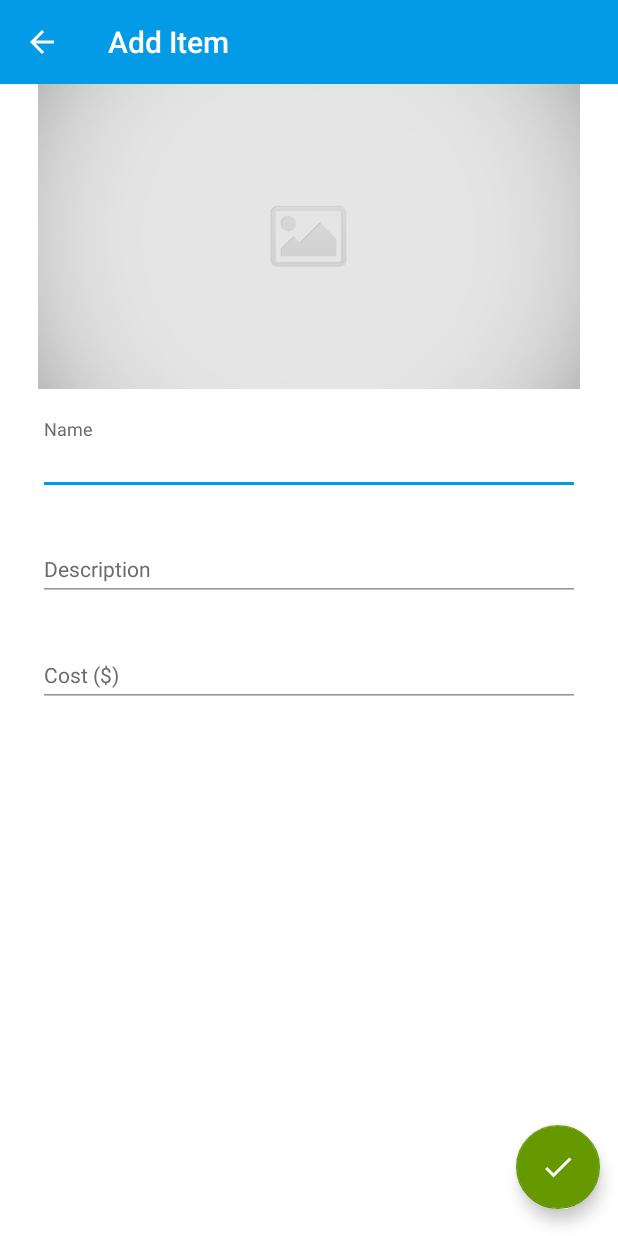
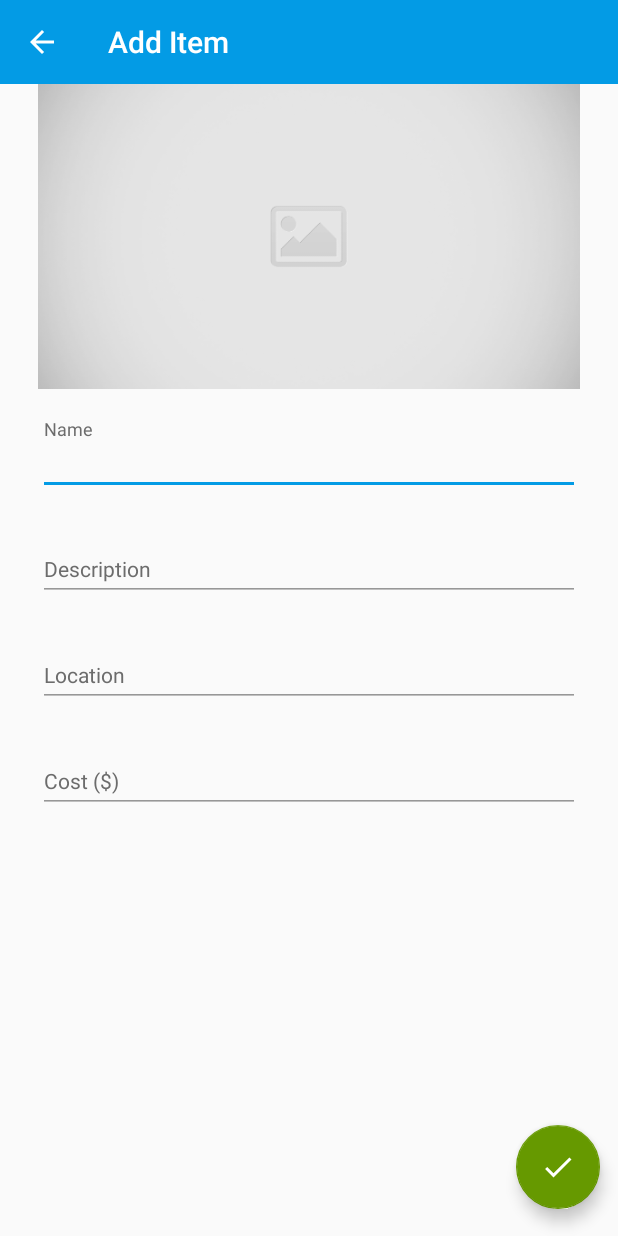
Before and after one commit to aarajput/TrackItems, an Android app: the screen it shows after launch (AddItemActivity), after a tap on an icon or button, on a phone screen of 412 x 824 dp. Run offline under Robolectric (Android 15) with nearby library versions, the phone set to English and light mode, and no system bars; our stand-ins replace ButterKnife, Picasso; libraries missing offline, so code that uses them is left out: com.activeandroid, com.activeandroid.annotation, com.activeandroid.query, com.yalantis.ucrop; pictures from the network do not load; 2 statements that could not run were skipped.

Commit message:
add and view item complete

```diff
--- a/app/build.gradle
+++ b/app/build.gradle
@@ -36,5 +36,6 @@ dependencies {
     annotationProcessor 'com.jakewharton:butterknife-compiler:8.8.1'
     implementation 'com.github.yalantis:ucrop:2.2.1'
     implementation project(':pickphotos')
-    implementation 'com.squareup.picasso:picasso:2.3.2'
+    implementation 'com.squareup.picasso:picasso:2.5.2'
+    implementation 'com.michaelpardo:activeandroid:3.1.0-SNAPSHOT'
 }
--- a/app/src/main/java/com/wisecrab/trackitems/activities/MainActivity.java
+++ b/app/src/main/java/com/wisecrab/trackitems/activities/MainActivity.java
@@ -3,14 +3,24 @@ package com.wisecrab.trackitems.activities;
 import android.content.Intent;
 import android.os.Bundle;
 import android.support.annotation.Nullable;
+import android.support.v7.widget.LinearLayoutManager;
+import android.support.v7.widget.RecyclerView;
 import android.view.View;
 
+import com.activeandroid.query.Select;
 import com.wisecrab.trackitems.R;
+import com.wisecrab.trackitems.adapters.ItemsRecyclerAdapter;
+import com.wisecrab.trackitems.customclasses.CommonConstants;
+import com.wisecrab.trackitems.dataclasses.ItemData;
 
+import butterknife.BindView;
 import butterknife.ButterKnife;
 import butterknife.OnClick;
 
 public class MainActivity extends CustomActivity {
+
+    @BindView(R.id.rv)  RecyclerView rv;
+    private ItemsRecyclerAdapter adb;
 
     @Override
     protected int getContentViewId() {
@@ -21,6 +31,9 @@ public class MainActivity extends CustomActivity {
     protected void init() {
         this.setSupportActionbarTitle(R.string.main_activity_title);
         ButterKnife.bind(this);
+        adb = new ItemsRecyclerAdapter();
+        rv.setLayoutManager(new LinearLayoutManager(this));
+        rv.setAdapter(adb);
     }
 
     @Override
@@ -28,12 +41,36 @@ public class MainActivity extends CustomActivity {
 
     }
 
+    @Override
+    protected void asyncPopulate() {
+        adb.getList().addAll(new Select().from(ItemData.class).execute());
+    }
+
+    @Override
+    protected void populate() {
+        adb.notifyDataSetChanged();
+    }
+
+    @Override
+    protected void onActivityResult(int requestCode, int resultCode, Intent data) {
+        super.onActivityResult(requestCode, resultCode, data);
+        if (requestCode==29 && resultCode==RESULT_OK) {
+            long id = data.getLongExtra(CommonConstants.ITEM_ID,-1);
+            if (id!=-1) {
+                ItemData item = ItemData.load(ItemData.class,id);
+                adb.getList().add(item);
+                adb.notifyItemInserted(adb.getList().size()-1);
+                rv.scrollToPosition(adb.getList().size()-1);
+            }
+        }
+    }
+
     @OnClick({R.id.fab_add})
     public void onClick(View view) {
         switch (view.getId()) {
             case R.id.fab_add: {
                 Intent i = new Intent(this,AddItemActivity.class);
-                this.startActivity(i);
+                this.startActivityForResult(i,29);
             }
                 break;
         }
--- /dev/null
+++ b/app/src/main/java/com/wisecrab/trackitems/adapters/ItemsRecyclerAdapter.java
@@ -0,0 +1,35 @@
+package com.wisecrab.trackitems.adapters;
+
+import android.support.annotation.NonNull;
+import android.support.v7.widget.RecyclerView;
+import android.view.ViewGroup;
+
+import com.wisecrab.trackitems.R;
+import com.wisecrab.trackitems.dataclasses.ItemData;
+import com.wisecrab.trackitems.viewholders.ItemViewHolder;
+
+import java.util.ArrayList;
+
+public class ItemsRecyclerAdapter extends RecyclerView.Adapter<ItemViewHolder> {
+    private ArrayList<ItemData> list = new ArrayList<>();
+
+    @NonNull
+    @Override
+    public ItemViewHolder onCreateViewHolder(@NonNull ViewGroup parent, int viewType) {
+        return new ItemViewHolder(parent, R.layout.vh_item);
+    }
+
+    @Override
+    public void onBindViewHolder(@NonNull ItemViewHolder holder, int position) {
+        holder.bind(list.get(position));
+    }
+
+    @Override
+    public int getItemCount() {
+        return list.size();
+    }
+
+    public ArrayList<ItemData> getList() {
+        return list;
+    }
+}
--- /dev/null
+++ b/app/src/main/java/com/wisecrab/trackitems/application/CustomApplication.java
@@ -0,0 +1,14 @@
+package com.wisecrab.trackitems.application;
+
+import android.app.Application;
+
+import com.activeandroid.ActiveAndroid;
+
+public class CustomApplication extends Application {
+
+    @Override
+    public void onCreate() {
+        super.onCreate();
+        ActiveAndroid.initialize(this);
+    }
+}
--- /dev/null
+++ b/app/src/main/java/com/wisecrab/trackitems/customclasses/CommonConstants.java
@@ -0,0 +1,5 @@
+package com.wisecrab.trackitems.customclasses;
+
+public class CommonConstants  {
+    public final static String ITEM_ID = "itemID";
+}
--- /dev/null
+++ b/app/src/main/java/com/wisecrab/trackitems/dataclasses/ItemData.java
@@ -0,0 +1,73 @@
+package com.wisecrab.trackitems.dataclasses;
+
+import com.activeandroid.Model;
+import com.activeandroid.annotation.Column;
+import com.activeandroid.annotation.Table;
+
+
+@Table(name = ItemData.TABLE_NAME)
+public class ItemData extends Model{
+    public final static String TABLE_NAME = "items";
+    public final static String COL_NAME = "items";
+    public final static String COL_DESCRIPTION = "description";
+    public final static String COL_IMAGE_PATH = "imagePath";
+    public final static String COL_LOCATION = "location";
+    public final static String COL_COST = "cost";
+
+    @Column(name = COL_NAME, notNull = true)
+    private String name;
+
+    @Column(name = COL_DESCRIPTION, notNull = true)
+    private String description;
+
+    @Column(name = COL_IMAGE_PATH, notNull = true)
+    private String imagePath;
+
+    @Column(name = COL_LOCATION, notNull = true)
+    private String location;
+
+    @Column(name = COL_COST, notNull = true)
+    private Float  cost;
+
+    public String getName() {
+        return name;
+    }
+
+    public ItemData setName(String name) {
+        this.name = name;
+        return this;
+    }
+
+    public String getDescription() {
+        return description;
+    }
+
+    public ItemData setDescription(String description) {
+        this.description = description;
+        return this;
+    }
+
+    public String getImagePath() {
+        return imagePath;
+    }
+
+    public void setImagePath(String imagePath) {
+        this.imagePath = imagePath;
+    }
+
+    public String getLocation() {
+        return location;
+    }
+
+    public void setLocation(String location) {
+        this.location = location;
+    }
+
+    public Float getCost() {
+        return cost;
+    }
+
+    public void setCost(float cost) {
+        this.cost = cost;
+    }
+}
--- a/app/src/main/java/com/wisecrab/trackitems/customclasses/CustomViewHolder.java
+++ b/app/src/main/java/com/wisecrab/trackitems/viewholders/CustomViewHolder.java
@@ -1,4 +1,4 @@
-package com.wisecrab.trackitems.customclasses;
+package com.wisecrab.trackitems.viewholders;
 
 
 import android.support.annotation.LayoutRes;
@@ -7,7 +7,7 @@ import android.view.LayoutInflater;
 import android.view.View;
 import android.view.ViewGroup;
 
-public abstract class CustomViewHolder extends RecyclerView.ViewHolder {
+public abstract class CustomViewHolder<T> extends RecyclerView.ViewHolder {
     public CustomViewHolder(View itemView) {
         super(itemView);
         init(itemView);
@@ -18,4 +18,5 @@ public abstract class CustomViewHolder extends RecyclerView.ViewHolder {
     }
 
     protected abstract void init(View view);
+    public abstract void bind(T data);
 }
--- a/app/src/main/res/layout/activity_add_item.xml
+++ b/app/src/main/res/layout/activity_add_item.xml
@@ -4,7 +4,6 @@
     xmlns:tools="http://schemas.android.com/tools"
     android:layout_width="match_parent"
     android:layout_height="match_parent"
-    android:background="@android:color/white"
     tools:context=".activities.AddItemActivity">
 
     <android.support.v7.widget.Toolbar
@@ -21,7 +20,7 @@
             android:paddingStart="25dp"
             android:paddingRight="25dp"
             android:paddingEnd="25dp"
-            android:paddingBottom="65dp"
+            android:paddingBottom="75dp"
             android:layout_width="match_parent"
             android:layout_height="wrap_content"
             android:orientation="vertical">
@@ -39,7 +38,7 @@
                 android:hint="@string/add_item_activity_item_name"
                 style="@style/TextInputLayout.AddItem">
                 <com.wisecrab.trackitems.views.CustomEditText
-                    android:id="@+id/etName"
+                    android:id="@+id/et_name"
                     android:inputType="textCapWords"
                     style="@style/EditText.AddItem"
                     app:text_input_style_id="@id/r_til_name"/>
@@ -51,10 +50,22 @@
                 android:hint="@string/add_item_activity_item_desc"
                 style="@style/TextInputLayout.AddItem">
                 <com.wisecrab.trackitems.views.CustomEditText
-                    android:id="@+id/etDesc"
+                    android:id="@+id/et_desc"
                     android:inputType="textCapSentences|textMultiLine"
                     style="@style/EditText.AddItem"
                     app:text_input_style_id="@id/r_til_desc"/>
+            </android.support.design.widget.TextInputLayout>
+
+            <android.support.design.widget.TextInputLayout
+                android:id="@+id/r_til_location"
+                android:layout_marginTop="20dp"
+                android:hint="@string/add_item_activity_item_location"
+                style="@style/TextInputLayout.AddItem">
+                <com.wisecrab.trackitems.views.CustomEditText
+                    android:id="@+id/et_location"
+                    android:inputType="textCapSentences"
+                    style="@style/EditText.AddItem"
+                    app:text_input_style_id="@id/r_til_location"/>
             </android.support.design.widget.TextInputLayout>
 
             <android.support.design.widget.TextInputLayout
@@ -63,7 +74,7 @@
                 android:hint="@string/add_item_activity_item_cost"
                 style="@style/TextInputLayout.AddItem">
                 <com.wisecrab.trackitems.views.CustomEditText
-                    android:id="@+id/etCost"
+                    android:id="@+id/et_cost"
                     android:inputType="numberDecimal"
                     style="@style/EditText.AddItem"
                     app:text_input_style_id="@id/r_til_cost"/>
--- a/app/src/main/res/layout/activity_main.xml
+++ b/app/src/main/res/layout/activity_main.xml
@@ -14,7 +14,7 @@
     <android.support.v7.widget.RecyclerView
         android:layout_below="@+id/tb"
         android:paddingTop="10dp"
-        android:paddingBottom="70dp"
+        android:paddingBottom="75dp"
         style="@style/RecyclerView"
         tools:ignore="UnknownId" />
 
--- a/app/src/main/res/values/strings.xml
+++ b/app/src/main/res/values/strings.xml
@@ -6,6 +6,7 @@
     <string name="add_item_activity_title">Add Item</string>
     <string name="add_item_activity_item_name">Name</string>
     <string name="add_item_activity_item_desc">Description</string>
+    <string name="add_item_activity_item_location">Location</string>
     <string name="add_item_activity_item_cost">Cost ($)</string>
 
 
--- a/build.gradle
+++ b/build.gradle
@@ -20,6 +20,7 @@ allprojects {
         google()
         jcenter()
         maven { url "https://jitpack.io" }
+        maven { url "https://oss.sonatype.org/content/repositories/snapshots/" }
     }
 }
 
```
Also changed, not shown: app/src/main/AndroidManifest.xml (+15 -0 lines), app/src/main/java/com/wisecrab/trackitems/activities/AddItemActivity.java (+90 -5 lines), app/src/main/java/com/wisecrab/trackitems/viewholders/ItemViewHolder.java (added, +41 -0 lines), app/src/main/java/com/wisecrab/trackitems/views/CustomEditText.java (+10 -1 lines), app/src/main/res/layout/vh_item.xml (added, +56 -0 lines).
